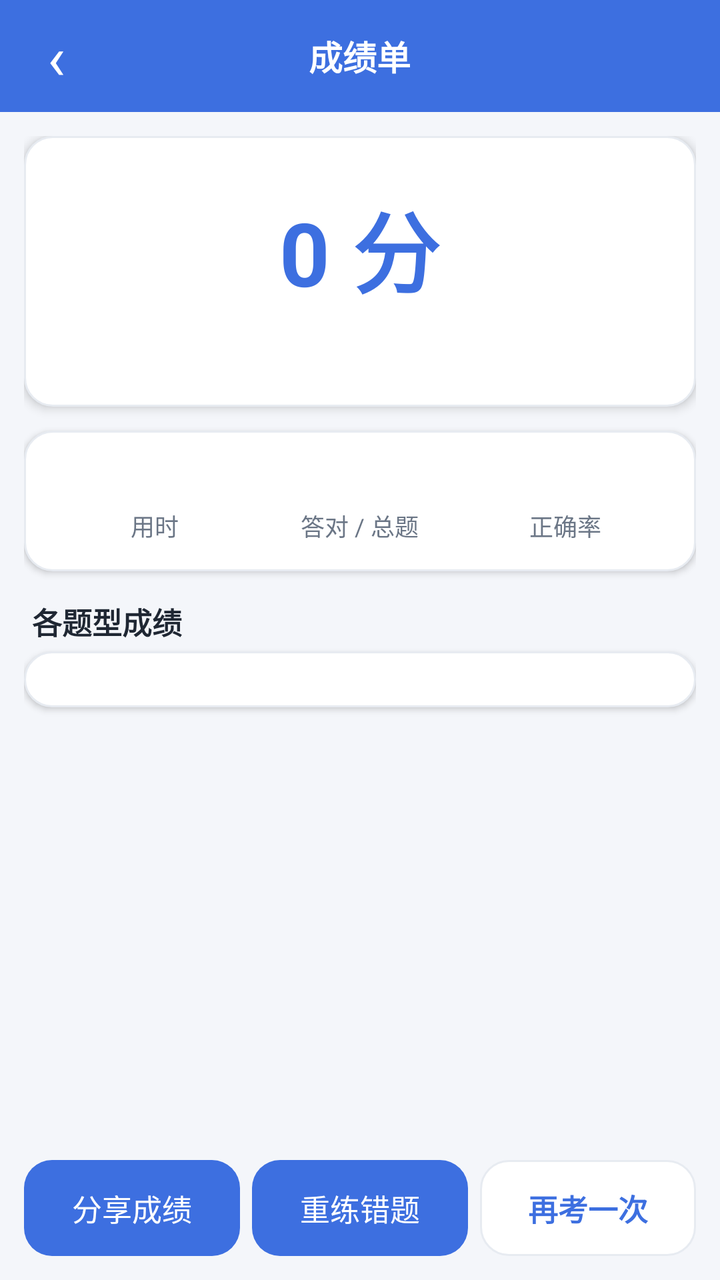
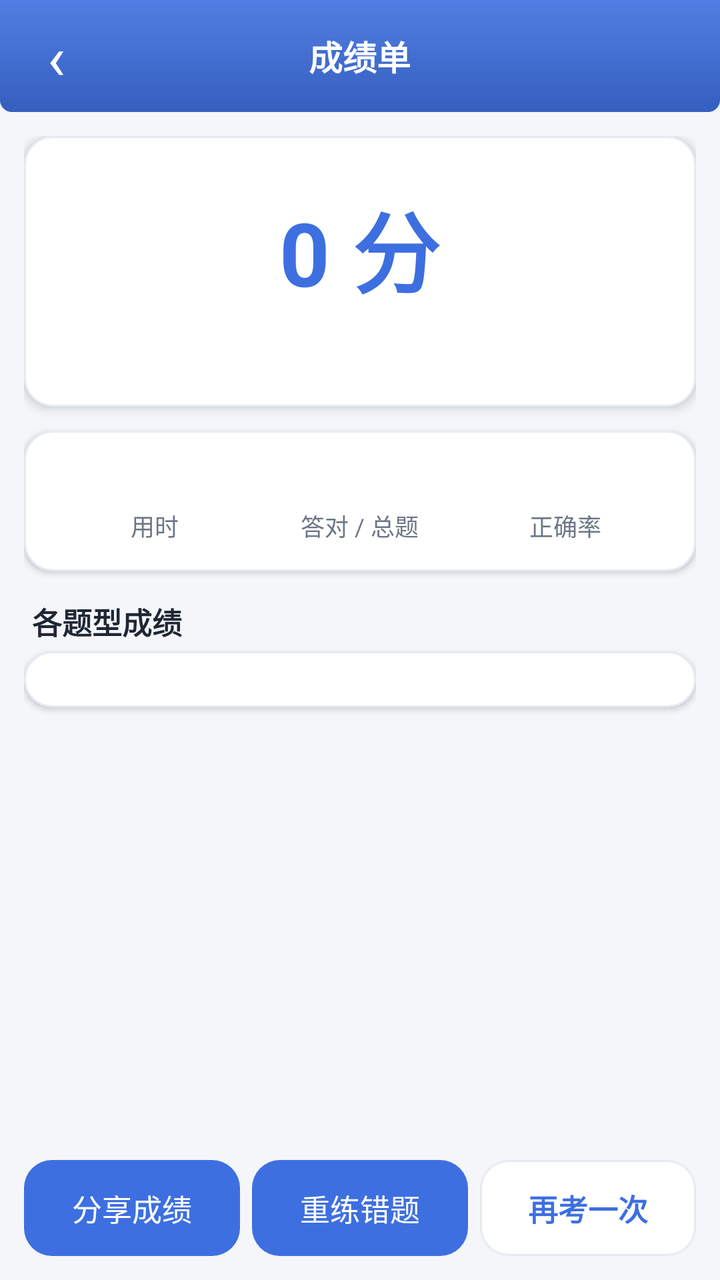

Compare the two renders of this Android layout. The source of the first and the diff that turns it into the second are given below.
<!-- AndroidManifest.xml: application theme AppTheme.Light -->
<!-- res/layout/activity_exam_result.xml -->
<?xml version="1.0" encoding="utf-8"?>
<LinearLayout xmlns:android="http://schemas.android.com/apk/res/android"
    android:layout_width="match_parent"
    android:layout_height="match_parent"
    android:background="?attr/qzBg"
    android:orientation="vertical">

    <FrameLayout
        android:layout_width="match_parent"
        android:layout_height="wrap_content"
        android:background="?attr/qzPrimary">

        <TextView
            android:id="@+id/btnBack"
            android:layout_width="56dp"
            android:layout_height="56dp"
            android:gravity="center"
            android:text="‹"
            android:textColor="?attr/qzOnPrimary"
            android:textSize="30sp" />

        <TextView
            android:layout_width="wrap_content"
            android:layout_height="56dp"
            android:layout_gravity="center"
            android:gravity="center"
            android:text="@string/ui_57"
            android:textColor="?attr/qzOnPrimary"
            android:textSize="17sp"
            android:textStyle="bold" />
    </FrameLayout>

    <ScrollView
        android:layout_width="match_parent"
        android:layout_height="0dp"
        android:layout_weight="1"
        android:fillViewport="true">

        <LinearLayout
            android:layout_width="match_parent"
            android:layout_height="wrap_content"
            android:orientation="vertical"
            android:padding="12dp">

            <LinearLayout
                android:layout_width="match_parent"
                android:layout_height="wrap_content"
                android:background="@drawable/bg_card"
                android:elevation="3dp"
                android:gravity="center"
                android:orientation="vertical"
                android:padding="24dp">

                <TextView android:layout_width="wrap_content" android:layout_height="wrap_content"
                    android:id="@+id/scoreTv"
                    android:text="@string/ui_2"
                    android:textColor="?attr/qzPrimary"
                    android:textSize="44sp"
                    android:textStyle="bold" />

                <TextView android:layout_width="wrap_content" android:layout_height="wrap_content"
                    android:id="@+id/verdict"
                    android:layout_marginTop="4dp"
                    android:text=""
                    android:textColor="?attr/qzTextSub"
                    android:textSize="14sp" />
            </LinearLayout>

            <LinearLayout
                android:layout_width="match_parent"
                android:layout_height="wrap_content"
                android:layout_marginTop="12dp"
                android:background="@drawable/bg_card"
                android:elevation="2dp"
                android:orientation="horizontal"
                android:padding="14dp">

                <LinearLayout
                    android:layout_width="0dp"
                    android:layout_height="wrap_content"
                    android:layout_weight="1"
                    android:gravity="center"
                    android:orientation="vertical">
                    <TextView android:layout_width="wrap_content" android:layout_height="wrap_content"
                        android:id="@+id/statDuration"
                        android:textColor="?attr/qzText"
                        android:textSize="17sp"
                        android:textStyle="bold" />
                    <TextView android:layout_width="wrap_content" android:layout_height="wrap_content"
                        android:layout_marginTop="2dp"
                        android:text="@string/ui_91"
                        android:textColor="?attr/qzTextSub"
                        android:textSize="12sp" />
                </LinearLayout>

                <LinearLayout
                    android:layout_width="0dp"
                    android:layout_height="wrap_content"
                    android:layout_weight="1"
                    android:gravity="center"
                    android:orientation="vertical">
                    <TextView android:layout_width="wrap_content" android:layout_height="wrap_content"
                        android:id="@+id/statCorrect"
                        android:textColor="?attr/qzText"
                        android:textSize="17sp"
                        android:textStyle="bold" />
                    <TextView android:layout_width="wrap_content" android:layout_height="wrap_content"
                        android:layout_marginTop="2dp"
                        android:text="@string/ui_97"
                        android:textColor="?attr/qzTextSub"
                        android:textSize="12sp" />
                </LinearLayout>

                <LinearLayout
                    android:layout_width="0dp"
                    android:layout_height="wrap_content"
                    android:layout_weight="1"
                    android:gravity="center"
                    android:orientation="vertical">
                    <TextView android:layout_width="wrap_content" android:layout_height="wrap_content"
                        android:id="@+id/statRate"
                        android:textColor="?attr/qzText"
                        android:textSize="17sp"
                        android:textStyle="bold" />
                    <TextView android:layout_width="wrap_content" android:layout_height="wrap_content"
                        android:layout_marginTop="2dp"
                        android:text="@string/ui_75"
                        android:textColor="?attr/qzTextSub"
                        android:textSize="12sp" />
                </LinearLayout>
            </LinearLayout>

            <TextView android:layout_width="wrap_content" android:layout_height="wrap_content"
                android:layout_marginTop="14dp"
                android:layout_marginBottom="4dp"
                android:paddingLeft="4dp"
                android:text="@string/ui_32"
                android:textColor="?attr/qzText"
                android:textSize="15sp"
                android:textStyle="bold" />

            <LinearLayout
                android:id="@+id/typeBox"
                android:layout_width="match_parent"
                android:layout_height="wrap_content"
                android:background="@drawable/bg_card"
                android:elevation="2dp"
                android:orientation="vertical"
                android:padding="14dp" />

            <TextView android:layout_width="wrap_content" android:layout_height="wrap_content"
                android:id="@+id/wrongTitle"
                android:layout_marginTop="14dp"
                android:layout_marginBottom="4dp"
                android:paddingLeft="4dp"
                android:text="@string/ui_132"
                android:textColor="?attr/qzText"
                android:textSize="15sp"
                android:textStyle="bold"
                android:visibility="gone" />

            <LinearLayout
                android:id="@+id/wrongBox"
                android:layout_width="match_parent"
                android:layout_height="wrap_content"
                android:orientation="vertical" />
        </LinearLayout>
    </ScrollView>

    <LinearLayout
        android:layout_width="match_parent"
        android:layout_height="wrap_content"
        android:orientation="horizontal"
        android:paddingStart="12dp"
        android:paddingEnd="12dp"
        android:paddingBottom="12dp">

        <TextView
            android:id="@+id/btnShare"
            android:layout_width="0dp"
            android:layout_height="48dp"
            android:layout_marginEnd="6dp"
            android:layout_weight="1"
            android:background="@drawable/bg_btn_primary"
            android:gravity="center"
            android:text="@string/ui_24"
            android:textColor="?attr/qzOnPrimary"
            android:textSize="15sp" />

        <TextView
            android:id="@+id/btnRetry"
            android:layout_width="0dp"
            android:layout_height="48dp"
            android:layout_marginEnd="6dp"
            android:layout_weight="1"
            android:background="@drawable/bg_btn_primary"
            android:gravity="center"
            android:text="@string/ui_130"
            android:textColor="?attr/qzOnPrimary"
            android:textSize="15sp" />

        <TextView
            android:id="@+id/btnAgain"
            android:layout_width="0dp"
            android:layout_height="48dp"
            android:layout_marginStart="0dp"
            android:layout_weight="1"
            android:background="@drawable/bg_card_ripple"
            android:gravity="center"
            android:text="@string/ui_22"
            android:textColor="?attr/qzPrimary"
            android:textSize="15sp"
            android:textStyle="bold" />
    </LinearLayout>
</LinearLayout>
<!-- resources referenced by this layout -->
<resources>
  <string name="ui_2">0 分</string>
  <string name="ui_22">再考一次</string>
  <string name="ui_24">分享成绩</string>
  <string name="ui_57">成绩单</string>
  <string name="ui_75">正确率</string>
  <string name="ui_91">用时</string>
  <style name="AppTheme.Light" parent="android:Theme.Material.Light.NoActionBar">
          <item name="android:colorPrimary">@color/primaryLight</item>
          <item name="android:colorPrimaryDark">@color/primaryDarkLight</item>
          <item name="android:colorAccent">@color/primaryLight</item>
          <item name="android:windowBackground">@color/bgLight</item>
          <item name="android:colorBackground">@color/bgLight</item>
          <item name="android:statusBarColor">@color/primaryDarkLight</item>
          <item name="android:navigationBarColor">@color/bgLight</item>
          <item name="android:textColorPrimary">@color/textLight</item>
          <item name="android:textColorSecondary">@color/textSubLight</item>
  
          <item name="qzPrimary">@color/primaryLight</item>
          <item name="qzBg">@color/bgLight</item>
          <item name="qzSurface">@color/surfaceLight</item>
          <item name="qzChipBg">@color/chipBgLight</item>
          <item name="qzText">@color/textLight</item>
          <item name="qzTextSub">@color/textSubLight</item>
          <item name="qzDivider">@color/dividerLight</item>
          <item name="qzGreen">@color/greenLight</item>
          <item name="qzGreenBg">@color/greenBgLight</item>
          <item name="qzRed">@color/redLight</item>
          <item name="qzRedBg">@color/redBgLight</item>
          <item name="qzOrange">@color/orangeLight</item>
          <item name="qzOrangeBg">@color/orangeBgLight</item>
          <item name="qzPrimaryBg">@color/primaryBgLight</item>
          <item name="qzStroke">@color/strokeLight</item>
          <item name="qzOnPrimary">@color/white</item>
      </style>
  <color name="white">#FFFFFF</color>
  <!-- unchanged entries left out for length: 23 -->
</resources>

<!-- the commit's change to res/layout/activity_exam_result.xml (unified diff, before → after) -->
@@ -8,7 +8,7 @@
     <FrameLayout
         android:layout_width="match_parent"
         android:layout_height="wrap_content"
-        android:background="?attr/qzPrimary">
+        android:background="@drawable/bg_topbar">
 
         <TextView
             android:id="@+id/btnBack"
<!-- resource entries referenced after the edit -->
@@ -1,5 +1,29 @@
 <!-- resources referenced by this layout -->
 <resources>
+  <!-- drawable bg_topbar (drawable) -->
+  <?xml version="1.0" encoding="utf-8"?>
+  <layer-list xmlns:android="http://schemas.android.com/apk/res/android">
+      <item>
+          <shape android:shape="rectangle">
+              <solid android:color="?attr/qzPrimary" />
+              <corners android:bottomLeftRadius="6dp" android:bottomRightRadius="6dp" />
+          </shape>
+      </item>
+      <item>
+          <shape android:shape="rectangle">
+              <gradient android:angle="270"
+                  android:startColor="#00000000" android:endColor="#26000000" />
+              <corners android:bottomLeftRadius="6dp" android:bottomRightRadius="6dp" />
+          </shape>
+      </item>
+      <item>
+          <shape android:shape="rectangle">
+              <gradient android:angle="270"
+                  android:startColor="#1AFFFFFF" android:endColor="#00FFFFFF" />
+              <corners android:bottomLeftRadius="6dp" android:bottomRightRadius="6dp" />
+          </shape>
+      </item>
+  </layer-list>
   <string name="ui_2">0 分</string>
   <string name="ui_22">再考一次</string>
   <string name="ui_24">分享成绩</string>
@@ -7,6 +31,8 @@
   <string name="ui_75">正确率</string>
   <string name="ui_91">用时</string>
   <style name="AppTheme.Light" parent="android:Theme.Material.Light.NoActionBar">
+          <item name="android:popupMenuStyle">@style/QzPopup.Light</item>
+          <item name="android:alertDialogTheme">@style/QzDialog.Light</item>
           <item name="android:colorPrimary">@color/primaryLight</item>
           <item name="android:colorPrimaryDark">@color/primaryDarkLight</item>
           <item name="android:colorAccent">@color/primaryLight</item>
@@ -34,7 +60,22 @@
           <item name="qzStroke">@color/strokeLight</item>
           <item name="qzOnPrimary">@color/white</item>
       </style>
+  <style name="QzPopup.Light" parent="android:Widget.Material.Light.PopupMenu">
+          <item name="android:popupBackground">@color/surfaceLight</item>
+          <item name="android:textColorPrimary">@color/primaryLight</item>
+          <item name="android:textColorSecondary">@color/textSubLight</item>
+      </style>
+  <style name="QzDialog.Light" parent="android:Theme.Material.Dialog.Alert">
+          <item name="android:windowBackground">@color/surfaceLight</item>
+          <item name="android:colorAccent">@color/primaryLight</item>
+          <item name="android:colorPrimary">@color/primaryLight</item>
+          <item name="android:textColorPrimary">@color/textLight</item>
+          <item name="android:textColorSecondary">@color/textSubLight</item>
+          <item name="android:colorBackgroundFloating">@color/surfaceLight</item>
+          <item name="android:textColorAlertDialogListItem">@color/dialogItemBlueLight</item>
+      </style>
   <color name="white">#FFFFFF</color>
+  <color name="dialogItemBlueLight">#2B54A8</color>
   <!-- unchanged entries left out for length: 23 -->
 </resources>
 
